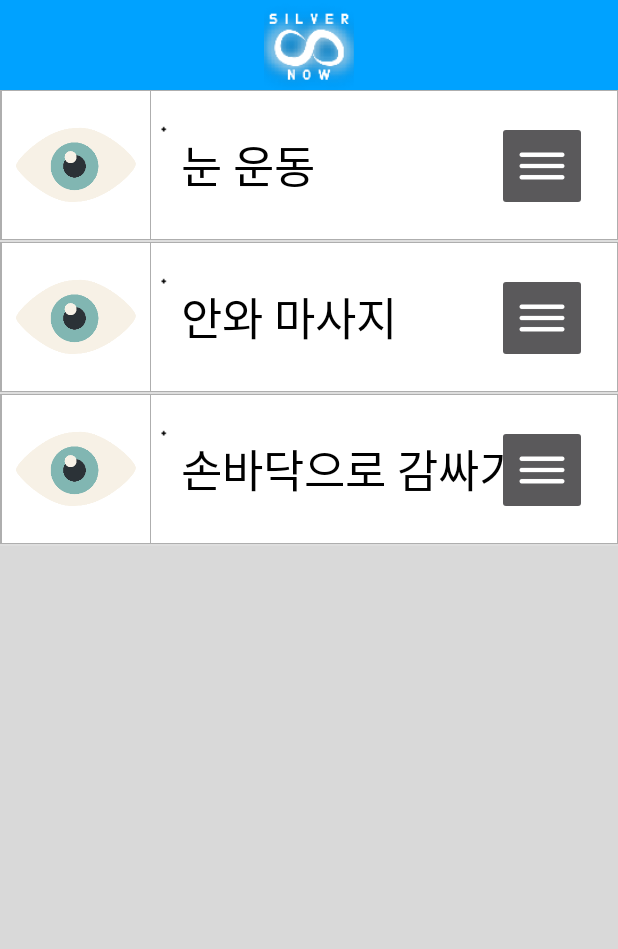
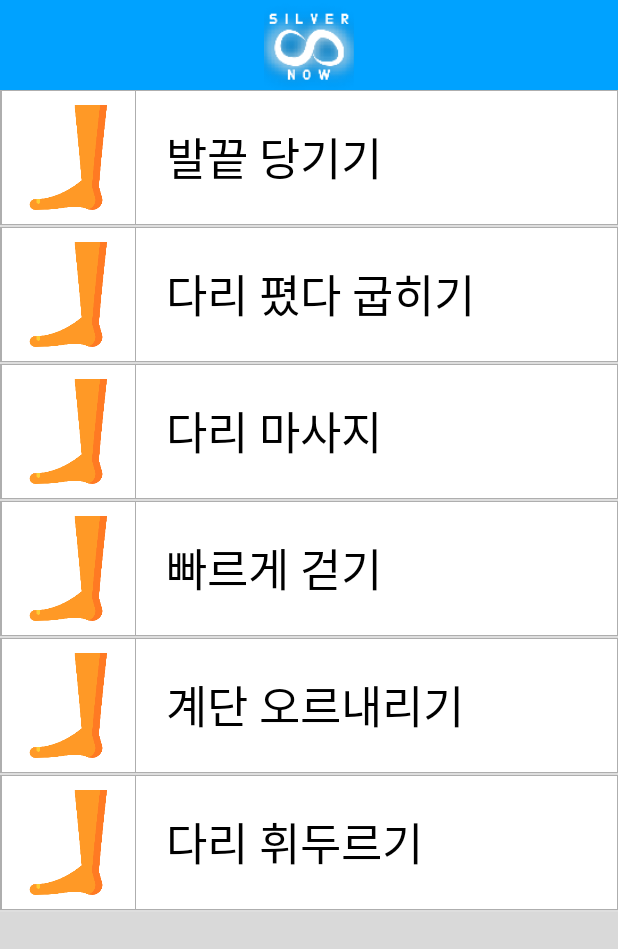
Before and after one commit to Se-Yeong712/Slivernow, an Android app: the GymLegActivity screen opened directly, with no data from a screen before it, on a phone screen of 412 x 824 dp. Shown: the top 949 px of the screen. Run offline under Robolectric (Android 15) with nearby library versions, the phone set to English and light mode, and no system bars.

Commit message:
remove hamburger button, eye·leg recyclerview

```diff
--- a/app/src/main/AndroidManifest.xml
+++ b/app/src/main/AndroidManifest.xml
@@ -21,10 +21,13 @@
             android:name=".MainActivity"
             android:theme="@style/AppTheme" />
         <activity
-            android:name=".GymActivity"
+            android:name=".GymEyeActivity"
             android:theme="@style/AppTheme" />
         <activity
             android:name=".EyeActivity"
+            android:theme="@style/AppTheme" />
+        <activity
+            android:name=".GymLegActivity"
             android:theme="@style/AppTheme" />
         <activity
             android:name=".AlarmSetActivity"
@@ -42,9 +45,6 @@
             android:name=".RingtonePlayingService"
             android:enabled="true" />
 
-        <activity
-            android:name=".GymLegActivity"
-            android:theme="@style/AppTheme" />
         <activity
             android:name=".LegActivity"
             android:theme="@style/AppTheme" />
--- /dev/null
+++ b/app/src/main/java/s2017s16/kr/hs/mirim/silvernow/GymEyeAdapter.kt
@@ -0,0 +1,65 @@
+package s2017s16.kr.hs.mirim.silvernow
+
+import android.content.Context
+import android.media.Image
+import android.support.v7.view.menu.MenuView
+import android.support.v7.widget.LinearLayoutManager
+import android.support.v7.widget.RecyclerView
+import android.view.LayoutInflater
+import android.view.MotionEvent
+import android.view.View
+import android.view.ViewGroup
+import android.widget.ImageButton
+import android.widget.ImageView
+import android.widget.TextView
+import kotlinx.android.synthetic.main.recycler_gymitem.view.*
+
+import java.util.ArrayList
+
+class GymAdapter(private val dataList: ArrayList<GymDataModel>, private val listener : ItemDragListener)
+    : RecyclerView.Adapter<GymAdapter.ViewHolder>(), ItemActionListener {
+    override fun onCreateViewHolder(parent: ViewGroup, viewType: Int): ViewHolder {
+        val view = LayoutInflater.from(parent?.context)
+                .inflate(R.layout.recycler_gymitem, parent, false)
+        return ViewHolder(view, listener)
+    }
+
+    override fun onBindViewHolder(ViewHolder: ViewHolder, i: Int) {
+        var itemTitle = dataList[i].item_title
+        var itemImage = dataList[i].item_image
+
+        ViewHolder.itemView.textview_gym_item.setText(itemTitle)
+        ViewHolder.itemView.imageview_gym_item.setImageResource(itemImage);
+    }
+
+    override fun getItemCount(): Int {
+        return dataList?.size ?: 0
+    }
+
+    override fun onItemMoved(from: Int, to: Int) {
+        if (from == to) {
+            return
+        }
+
+        val fromItem = dataList.removeAt(from)
+        dataList.add(to, fromItem)
+        notifyItemMoved(from, to)
+    }
+
+    override fun onItemSwiped(position: Int) {
+        dataList.removeAt(position)
+        notifyItemRemoved(position)
+    }
+
+    class ViewHolder(itemView: View, listener: ItemDragListener) : RecyclerView.ViewHolder(itemView) {
+
+        init {
+
+        }
+
+        fun bind(item: GymDataModel) {
+
+        }
+    }
+
+}
--- a/app/src/main/java/s2017s16/kr/hs/mirim/silvernow/GymActivity.kt
+++ b/app/src/main/java/s2017s16/kr/hs/mirim/silvernow/GymLegActivity.kt
@@ -9,10 +9,11 @@ import android.support.v7.widget.LinearLayoutManager
 import android.support.v7.widget.RecyclerView
 import android.support.v7.widget.helper.ItemTouchHelper
 import android.widget.Toolbar
-import kotlinx.android.synthetic.main.activity_gym.*
+import kotlinx.android.synthetic.main.activity_gym_eye.*
+import kotlinx.android.synthetic.main.activity_gym_leg.*
 
 
-class GymActivity : AppCompatActivity(), ItemDragListener {
+class GymLegActivity : AppCompatActivity(), ItemDragListener {
 
     override fun onStartDrag(holder: GymAdapter.ViewHolder) {
         itemTouchHelper.startDrag(holder)
@@ -22,25 +23,29 @@ class GymActivity : AppCompatActivity(), ItemDragListener {
     private lateinit var itemTouchHelper : ItemTouchHelper
 
     //리사이클러에 받아올
-    var datas = arrayListOf<GymDataModel>(
-            GymDataModel("눈 운동",R.drawable.eye),
-            GymDataModel("안와 마사지",R.drawable.eye),
-            GymDataModel("손바닥으로 감싸기", R.drawable.eye)
+    var dataList_leg = arrayListOf<GymDataModel>(
+            GymDataModel("발끝 당기기",R.drawable.leg),
+            GymDataModel("다리 폈다 굽히기",R.drawable.leg),
+            GymDataModel("다리 마사지", R.drawable.leg),
+            GymDataModel("빠르게 걷기",R.drawable.leg),
+            GymDataModel("계단 오르내리기",R.drawable.leg),
+            GymDataModel("다리 휘두르기", R.drawable.leg)
+
     )
 
     override fun onCreate(savedInstanceState: Bundle?) {
         super.onCreate(savedInstanceState)
-        setContentView(R.layout.activity_gym)
+        setContentView(R.layout.activity_gym_leg)
 
-        gymAdapter = GymAdapter(datas, this)
+        gymAdapter = GymAdapter(dataList_leg, this)
 
-        gym_recycler_view.apply {
+        gym_leg_recycler_view.apply {
             adapter = gymAdapter
             layoutManager = LinearLayoutManager(context)
             addItemDecoration(DividerItemDecoration(context, LinearLayoutManager.VERTICAL))
         }
         itemTouchHelper = ItemTouchHelper(ItemTouchHelperCallback(gymAdapter))
-        itemTouchHelper.attachToRecyclerView(gym_recycler_view)
+        itemTouchHelper.attachToRecyclerView(gym_leg_recycler_view)
 
 
     }
--- a/app/src/main/java/s2017s16/kr/hs/mirim/silvernow/GymAdapter.kt
+++ b/app/src/main/java/s2017s16/kr/hs/mirim/silvernow/GymLegAdapter.kt
@@ -16,8 +16,8 @@ import kotlinx.android.synthetic.main.recycler_gymitem.view.*
 
 import java.util.ArrayList
 
-class GymAdapter(private val dataList: ArrayList<GymDataModel>, private val listener : ItemDragListener)
-    : RecyclerView.Adapter<GymAdapter.ViewHolder>(), ItemActionListener {
+class GymLegAdapter(private val dataList: ArrayList<GymDataModel>, private val listener : ItemDragListener)
+    : RecyclerView.Adapter<GymLegAdapter.ViewHolder>(), ItemActionListener {
     override fun onCreateViewHolder(parent: ViewGroup, viewType: Int): ViewHolder {
         val view = LayoutInflater.from(parent?.context)
                 .inflate(R.layout.recycler_gymitem, parent, false)
@@ -28,8 +28,8 @@ class GymAdapter(private val dataList: ArrayList<GymDataModel>, private val list
         var itemTitle = dataList[i].item_title
         var itemImage = dataList[i].item_image
 
-        ViewHolder.itemView.textview_gymitem.setText(itemTitle)
-        ViewHolder.itemView.imageview_gymitem.setImageResource(itemImage);
+        ViewHolder.itemView.textview_gym_item.setText(itemTitle)
+        ViewHolder.itemView.imageview_gym_item.setImageResource(itemImage);
     }
 
     override fun getItemCount(): Int {
@@ -54,12 +54,7 @@ class GymAdapter(private val dataList: ArrayList<GymDataModel>, private val list
     class ViewHolder(itemView: View, listener: ItemDragListener) : RecyclerView.ViewHolder(itemView) {
 
         init {
-            itemView.ic_formove.setOnTouchListener { v, event ->
-                if (event.action == MotionEvent.ACTION_DOWN) {
-                    listener.onStartDrag(this)
-                }
-                false
-            }
+
         }
 
         fun bind(item: GymDataModel) {
--- a/app/src/main/java/s2017s16/kr/hs/mirim/silvernow/MainActivity.java
+++ b/app/src/main/java/s2017s16/kr/hs/mirim/silvernow/MainActivity.java
@@ -95,7 +95,7 @@ public class MainActivity extends AppCompatActivity{
         b_eye.setOnClickListener(new View.OnClickListener() {
             @Override
             public void onClick(View v) {
-                Intent intent2 = new Intent(MainActivity.this, GymActivity.class);
+                Intent intent2 = new Intent(MainActivity.this, GymEyeActivity.class);
                 startActivity(intent2);
 
 //                Intent intent = new Intent(MainActivity.this, GymActivity.class);
--- a/app/src/main/res/layout/activity_gym.xml
+++ b/app/src/main/res/layout/activity_gym_eye.xml
@@ -4,7 +4,7 @@
     xmlns:tools="http://schemas.android.com/tools"
     android:layout_width="match_parent"
     android:layout_height="match_parent"
-    tools:context="s2017s16.kr.hs.mirim.silvernow.GymActivity"
+    tools:context="s2017s16.kr.hs.mirim.silvernow.GymEyeActivity"
     android:orientation="vertical"
     android:background="@color/BackGround">
 
@@ -21,7 +21,7 @@
     </android.support.v7.widget.Toolbar>
 
     <android.support.v7.widget.RecyclerView
-        android:id="@+id/gym_recycler_view"
+        android:id="@+id/gym_eye_recycler_view"
         app:layoutManager="LinearLayoutManager"
         android:layout_width="match_parent"
         android:layout_height="match_parent">
--- a/app/src/main/res/layout/recycler_gymitem.xml
+++ b/app/src/main/res/layout/recycler_gymitem.xml
@@ -2,34 +2,27 @@
 <FrameLayout xmlns:android="http://schemas.android.com/apk/res/android"
     xmlns:app="http://schemas.android.com/apk/res-auto"
     android:layout_width="match_parent"
-    android:layout_height="100dp"
+    android:layout_height="90dp"
     android:background="@drawable/grayborder"
     >
 
-    <ImageView
-        android:id="@+id/imageview_gymitem_bg"
-        android:layout_width="match_parent"
-        android:layout_height="match_parent"
-        android:layout_gravity="fill"
-        android:scaleType="matrix"
-        android:src="@drawable/white" />
         <LinearLayout
             android:layout_width="match_parent"
             android:layout_height="match_parent"
             android:orientation="horizontal">
 
             <ImageView
-                android:id="@+id/imageview_gymitem"
+                android:id="@+id/imageview_gym_item"
                 android:src="@drawable/eye"
-                android:layout_width="100dp"
-                android:layout_height="100dp"
+                android:layout_width="90dp"
+                android:layout_height="90dp"
                 android:padding="10dp"
                 android:layout_gravity="center_vertical"
                 android:background="@drawable/grayborder"
                 />
 
             <TextView
-                android:id="@+id/textview_gymitem"
+                android:id="@+id/textview_gym_item"
                 android:layout_width="wrap_content"
                 android:layout_height="wrap_content"
                 android:layout_gravity="center_vertical"
@@ -42,14 +35,4 @@
 
         </LinearLayout>
 
-        <ImageButton
-            android:id="@+id/ic_formove"
-            android:layout_width="60sp"
-            android:layout_height="60sp"
-            android:scaleType="centerInside"
-            android:src="@drawable/ic_dehaze"
-            android:layout_gravity="right"
-            android:layout_margin="20dp"
-        />
-
 </FrameLayout>
```
Also changed, not shown: app/src/main/java/s2017s16/kr/hs/mirim/silvernow/GymEyeActivity.kt (added, +47 -0 lines), app/src/main/java/s2017s16/kr/hs/mirim/silvernow/GymLegActivity.java (deleted, +0 -65 lines), app/src/main/res/layout/activity_gym_leg.xml (+6 -108 lines).
